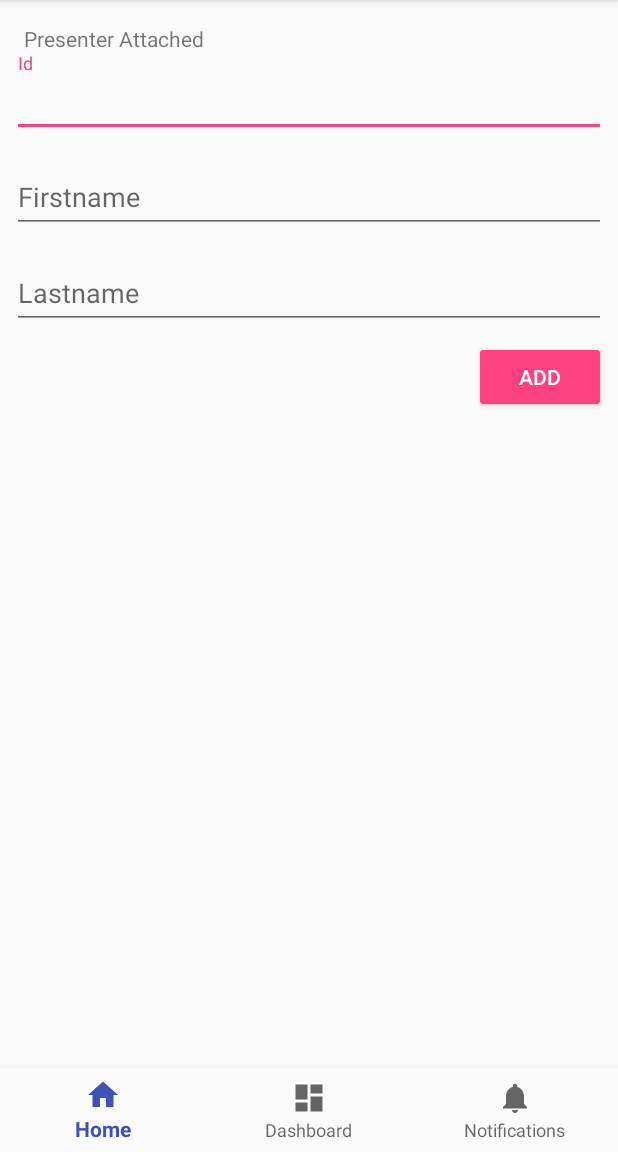
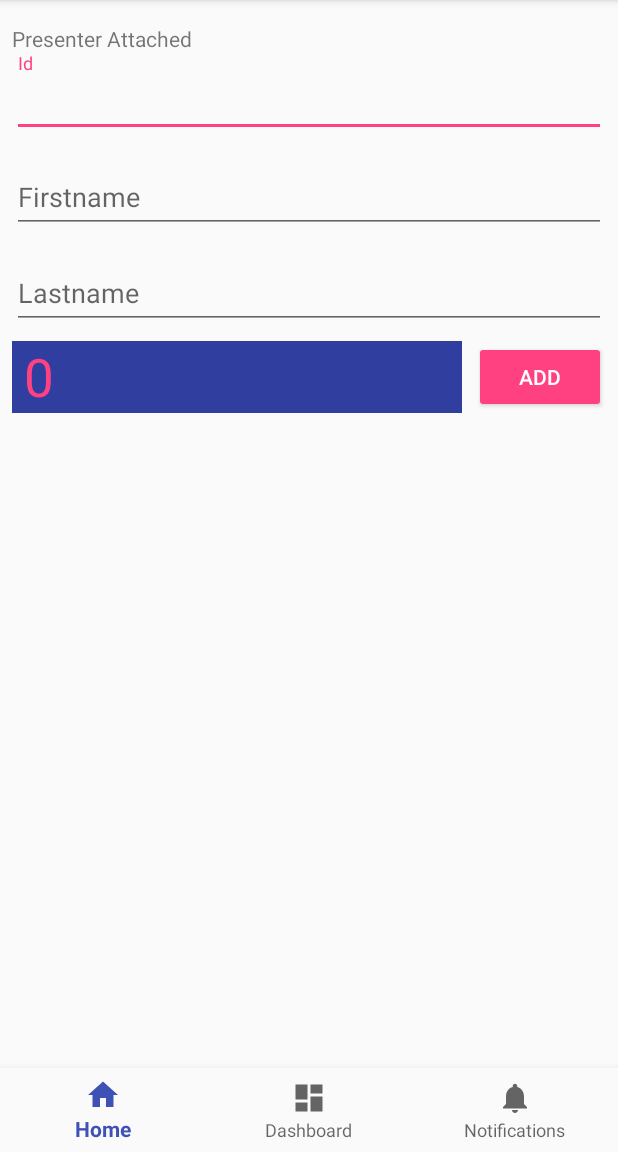
Before and after one commit to wjanssens/KotlinDagger2Experiment, an Android app: the screen it shows after launch (MainActivity), on a phone screen of 412 x 824 dp, the part 84-1236 px from its top. Run offline under Robolectric (Android 15) with nearby library versions, the phone set to English and light mode, and no system bars; our stand-ins replace Dagger/Hilt's generated code, Room's generated code, Timber; libraries missing offline, so code that uses them is left out: com.github.ajalt.timberkt, com.xwray.groupie, kotlinx.coroutines.experimental; 5 statements that could not run were skipped.

Commit message:
Added a fragment
- Extends the mvp pattern and module pattern to include fragments

```diff
--- a/app/src/main/java/com/robotsandpencils/kotlindaggerexperiement/App.kt
+++ b/app/src/main/java/com/robotsandpencils/kotlindaggerexperiement/App.kt
@@ -2,12 +2,14 @@ package com.robotsandpencils.kotlindaggerexperiement
 
 import android.app.Activity
 import android.app.Application
+import android.support.v4.app.Fragment
 import com.robotsandpencils.kotlindaggerexperiement.app.modules.AppComponent
 import com.robotsandpencils.kotlindaggerexperiement.app.modules.AppModule
 import com.robotsandpencils.kotlindaggerexperiement.app.modules.DaggerAppComponent
 import dagger.android.AndroidInjector
 import dagger.android.DispatchingAndroidInjector
 import dagger.android.HasActivityInjector
+import dagger.android.support.HasSupportFragmentInjector
 import timber.log.Timber
 import javax.inject.Inject
 
@@ -15,12 +17,14 @@ import javax.inject.Inject
  * App
  */
 
-class App : Application(), HasActivityInjector {
-
+class App : Application(), HasActivityInjector, HasSupportFragmentInjector {
     @Inject
     internal lateinit var dispatchingActivityInjector: DispatchingAndroidInjector<Activity>
 
-    val component: AppComponent by lazy {
+    @Inject
+    internal lateinit var dispatchingFragmentInjector: DispatchingAndroidInjector<Fragment>
+
+    private val component: AppComponent by lazy {
         DaggerAppComponent
                 .builder()
                 .appModule(AppModule(this))
@@ -39,4 +43,8 @@ class App : Application(), HasActivityInjector {
     override fun activityInjector(): AndroidInjector<Activity> {
         return dispatchingActivityInjector
     }
+
+    override fun supportFragmentInjector(): AndroidInjector<Fragment> {
+        return dispatchingFragmentInjector
+    }
 }
--- a/app/src/main/java/com/robotsandpencils/kotlindaggerexperiement/app/db/UserDao.kt
+++ b/app/src/main/java/com/robotsandpencils/kotlindaggerexperiement/app/db/UserDao.kt
@@ -8,6 +8,10 @@ import android.arch.persistence.room.Query
 
 @Dao
 interface UserDao {
+
+    @Query("SELECT count(*) FROM user")
+    fun getCount(): LiveData<Int>
+
     @Query("SELECT * FROM user")
     fun getAll(): LiveData<List<User>>
 
--- a/app/src/main/java/com/robotsandpencils/kotlindaggerexperiement/app/modules/AppComponent.kt
+++ b/app/src/main/java/com/robotsandpencils/kotlindaggerexperiement/app/modules/AppComponent.kt
@@ -10,7 +10,9 @@ import javax.inject.Singleton
  * Main App Component
  */
 @Singleton
-@Component(modules = arrayOf(AndroidSupportInjectionModule::class, AppModule::class, MainModule::class))
+@Component(modules = arrayOf(AndroidSupportInjectionModule::class, AppModule::class,
+        MainModule::class,
+        com.robotsandpencils.kotlindaggerexperiement.presentation.counter.module.Module::class))
 interface AppComponent {
     fun inject(app: App)
 }
--- /dev/null
+++ b/app/src/main/java/com/robotsandpencils/kotlindaggerexperiement/presentation/counter/Contract.kt
@@ -0,0 +1,19 @@
+package com.robotsandpencils.kotlindaggerexperiement.presentation.counter
+
+/**
+ * Contract
+ */
+interface Contract {
+
+    /**
+     * Presenter Contract
+     */
+    interface Presenter : com.robotsandpencils.kotlindaggerexperiement.presentation.base.Presenter<View>
+
+    /**
+     * View Contract
+     */
+    interface View : com.robotsandpencils.kotlindaggerexperiement.presentation.base.View {
+        fun getViewModel(): CounterViewModel
+    }
+}
--- /dev/null
+++ b/app/src/main/java/com/robotsandpencils/kotlindaggerexperiement/presentation/counter/CounterFragment.kt
@@ -0,0 +1,48 @@
+package com.robotsandpencils.kotlindaggerexperiement.presentation.counter
+
+import android.arch.lifecycle.Observer
+import android.arch.lifecycle.ViewModelProviders
+import android.os.Bundle
+import android.support.v4.app.Fragment
+import android.view.LayoutInflater
+import android.view.View
+import android.view.ViewGroup
+import com.robotsandpencils.kotlindaggerexperiement.R
+import dagger.android.support.AndroidSupportInjection
+import kotlinx.android.synthetic.main.fragment_counter.*
+
+import javax.inject.Inject
+
+class CounterFragment : Fragment(), Contract.View {
+    @Inject
+    lateinit var presenter: Contract.Presenter
+
+    override fun onCreate(savedInstanceState: Bundle?) {
+        AndroidSupportInjection.inject(this)
+        super.onCreate(savedInstanceState)
+    }
+
+    override fun getViewModel(): CounterViewModel {
+        return ViewModelProviders.of(this).get(CounterViewModel::class.java)
+    }
+
+    override fun onCreateView(inflater: LayoutInflater?, container: ViewGroup?, savedInstanceState: Bundle?): View? {
+        return inflater?.inflate(R.layout.fragment_counter, container, false)
+    }
+
+    override fun onViewCreated(view: View?, savedInstanceState: Bundle?) {
+        super.onViewCreated(view, savedInstanceState)
+
+        presenter.attach(this)
+
+        getViewModel().count.observe(this, Observer { count ->
+            count_text.text = "$count"
+        })
+    }
+
+    override fun onDestroyView() {
+        super.onDestroyView()
+
+        presenter.detach()
+    }
+}
--- /dev/null
+++ b/app/src/main/java/com/robotsandpencils/kotlindaggerexperiement/presentation/counter/CounterViewModel.kt
@@ -0,0 +1,8 @@
+package com.robotsandpencils.kotlindaggerexperiement.presentation.counter
+
+import android.arch.lifecycle.LiveData
+import android.arch.lifecycle.ViewModel
+
+class CounterViewModel : ViewModel() {
+    lateinit var count: LiveData<Int>
+}
--- /dev/null
+++ b/app/src/main/java/com/robotsandpencils/kotlindaggerexperiement/presentation/counter/Presenter.kt
@@ -0,0 +1,19 @@
+package com.robotsandpencils.kotlindaggerexperiement.presentation.counter
+
+import com.github.ajalt.timberkt.e
+import com.robotsandpencils.kotlindaggerexperiement.app.repositories.MainRepository
+import com.robotsandpencils.kotlindaggerexperiement.presentation.base.BasePresenter
+import com.robotsandpencils.kotlindaggerexperiement.presentation.base.UiThreadQueue
+
+class Presenter(private val mainRepository: MainRepository, uiThreadQueue: UiThreadQueue) :
+        BasePresenter<Contract.View>(uiThreadQueue), Contract.Presenter {
+
+    override fun attach(view: Contract.View) {
+        super.attach(view)
+
+        e { "Counter Presenter Attached" }
+
+        val viewModel = view.getViewModel()
+        viewModel.count = mainRepository.getUserDao().getCount()
+    }
+}
--- /dev/null
+++ b/app/src/main/java/com/robotsandpencils/kotlindaggerexperiement/presentation/counter/module/Module.kt
@@ -0,0 +1,14 @@
+package com.robotsandpencils.kotlindaggerexperiement.presentation.counter.module
+
+import com.robotsandpencils.kotlindaggerexperiement.presentation.counter.CounterFragment
+import dagger.Module
+import dagger.android.ContributesAndroidInjector
+
+// Main Module: Uses ContributesAndroidInjector to generate a component and builder automatically.
+// Using this to provide a presenter module for this scope.
+@Module
+internal abstract class Module {
+    @Scope
+    @ContributesAndroidInjector(modules = arrayOf(PresenterModule::class))
+    abstract fun provideInjector(): CounterFragment
+}
--- /dev/null
+++ b/app/src/main/java/com/robotsandpencils/kotlindaggerexperiement/presentation/counter/module/PresenterModule.kt
@@ -0,0 +1,22 @@
+package com.robotsandpencils.kotlindaggerexperiement.presentation.counter.module
+
+import com.robotsandpencils.kotlindaggerexperiement.app.repositories.MainRepository
+import com.robotsandpencils.kotlindaggerexperiement.presentation.base.UiThreadQueue
+import com.robotsandpencils.kotlindaggerexperiement.presentation.counter.Contract
+import com.robotsandpencils.kotlindaggerexperiement.presentation.counter.Presenter
+import dagger.Module
+import dagger.Provides
+
+// This Kotlin file construction seems odd, but follows from this:
+// https://stackoverflow.com/questions/44075860/module-must-be-set
+@Module
+internal abstract class PresenterModule {
+    @Module
+    companion object {
+        @Provides
+        @Scope
+        @JvmStatic internal fun providesPresenter(mainRepository: MainRepository): Contract.Presenter {
+            return Presenter(mainRepository, UiThreadQueue())
+        }
+    }
+}
--- /dev/null
+++ b/app/src/main/java/com/robotsandpencils/kotlindaggerexperiement/presentation/counter/module/Scope.kt
@@ -0,0 +1,7 @@
+package com.robotsandpencils.kotlindaggerexperiement.presentation.counter.module
+
+import javax.inject.Scope
+
+// New scope for component
+@Scope
+annotation class Scope
--- a/app/src/main/res/layout/activity_main.xml
+++ b/app/src/main/res/layout/activity_main.xml
@@ -12,8 +12,8 @@
         android:id="@+id/message"
         android:layout_width="wrap_content"
         android:layout_height="wrap_content"
-        android:layout_marginStart="@dimen/activity_horizontal_margin"
         android:layout_marginTop="@dimen/activity_vertical_margin"
+        android:layout_marginStart="8dp"
         android:text="@string/title_home"
         app:layout_constraintLeft_toLeftOf="parent"
         app:layout_constraintTop_toTopOf="parent"/>
@@ -32,7 +32,7 @@
             android:id="@+id/idNumber"
             android:layout_width="match_parent"
             android:layout_height="wrap_content"
-            android:hint="Id"/>
+            android:hint="@string/id"/>
 
     </android.support.design.widget.TextInputLayout>
 
@@ -51,7 +51,7 @@
             android:id="@+id/firstName"
             android:layout_width="match_parent"
             android:layout_height="wrap_content"
-            android:hint="Firstname"/>
+            android:hint="@string/firstname"/>
 
     </android.support.design.widget.TextInputLayout>
 
@@ -70,7 +70,7 @@
             android:id="@+id/lastName"
             android:layout_width="match_parent"
             android:layout_height="wrap_content"
-            android:hint="Lastname"/>
+            android:hint="@string/lastname"/>
 
     </android.support.design.widget.TextInputLayout>
 
@@ -98,6 +98,7 @@
         app:layout_constraintRight_toRightOf="parent"
         app:menu="@menu/navigation"/>
 
+
     <Button
         android:id="@+id/button"
         android:layout_width="wrap_content"
@@ -105,9 +106,21 @@
         android:layout_marginEnd="8dp"
         android:layout_marginTop="8dp"
         android:backgroundTint="?android:colorAccent"
-        android:text="Add"
+        android:text="@string/add"
         android:textColor="@android:color/white"
         app:layout_constraintEnd_toEndOf="parent"
         app:layout_constraintTop_toBottomOf="@+id/textInputLayout3"/>
 
+    <fragment
+        android:id="@+id/countFragment"
+        class="com.robotsandpencils.kotlindaggerexperiement.presentation.counter.CounterFragment"
+        android:layout_width="0dp"
+        android:layout_height="0dp"
+        android:layout_marginEnd="8dp"
+        android:layout_marginStart="8dp"
+        app:layout_constraintBottom_toBottomOf="@+id/button"
+        app:layout_constraintEnd_toStartOf="@+id/button"
+        app:layout_constraintStart_toStartOf="parent"
+        app:layout_constraintTop_toTopOf="@+id/button"/>
+
 </android.support.constraint.ConstraintLayout>
--- /dev/null
+++ b/app/src/main/res/layout/fragment_counter.xml
@@ -0,0 +1,24 @@
+<?xml version="1.0" encoding="utf-8"?>
+<android.support.constraint.ConstraintLayout
+    xmlns:android="http://schemas.android.com/apk/res/android"
+    xmlns:app="http://schemas.android.com/apk/res-auto"
+    xmlns:tools="http://schemas.android.com/tools"
+    android:background="@color/colorPrimaryDark"
+    android:layout_width="match_parent"
+    android:layout_height="match_parent">
+
+    <android.support.v7.widget.AppCompatTextView
+        android:id="@+id/count_text"
+        android:layout_width="match_parent"
+        android:layout_height="match_parent"
+        android:layout_marginEnd="8dp"
+        android:layout_marginStart="8dp"
+        android:textColor="@color/colorAccent"
+        app:autoSizeTextType="uniform"
+        app:layout_constraintBottom_toBottomOf="parent"
+        app:layout_constraintEnd_toEndOf="parent"
+        app:layout_constraintStart_toStartOf="parent"
+        app:layout_constraintTop_toTopOf="parent"
+        tools:text="100"/>
+
+</android.support.constraint.ConstraintLayout>
--- a/app/src/main/res/values/strings.xml
+++ b/app/src/main/res/values/strings.xml
@@ -3,4 +3,8 @@
     <string name="title_home">Home</string>
     <string name="title_dashboard">Dashboard</string>
     <string name="title_notifications">Notifications</string>
+    <string name="id">Id</string>
+    <string name="firstname">Firstname</string>
+    <string name="lastname">Lastname</string>
+    <string name="add">Add</string>
 </resources>
```
